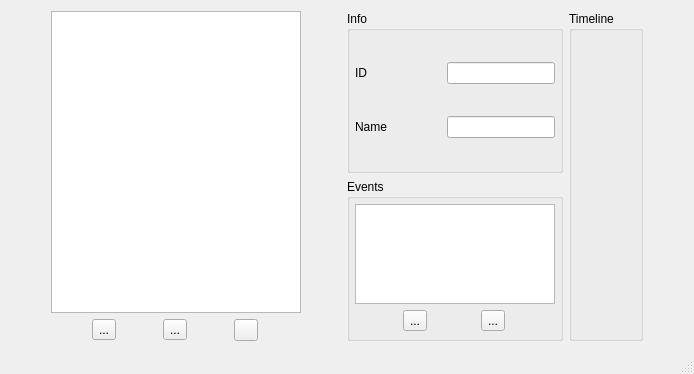
wasedaigo/samancing-roga, file tools/splash/mainwindow.ui: the form before one commit.
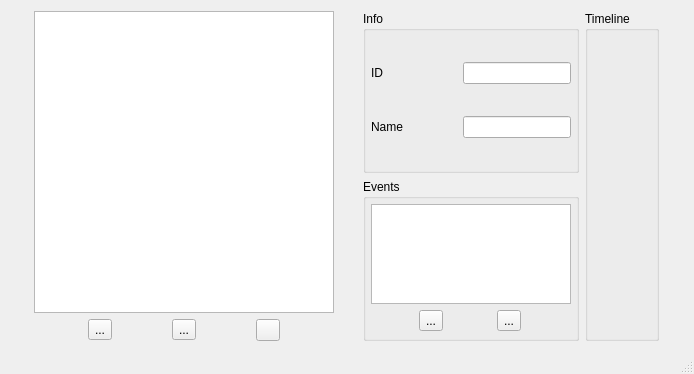
The form after the commit. Icons and pictures are not drawn.

```diff
--- a/tools/splash/mainwindow.ui
+++ b/tools/splash/mainwindow.ui
@@ -46,9 +46,15 @@
             <verstretch>0</verstretch>
            </sizepolicy>
           </property>
+          <property name="minimumSize">
+           <size>
+            <width>300</width>
+            <height>0</height>
+           </size>
+          </property>
           <property name="maximumSize">
            <size>
-            <width>250</width>
+            <width>350</width>
             <height>16777215</height>
            </size>
           </property>
```
